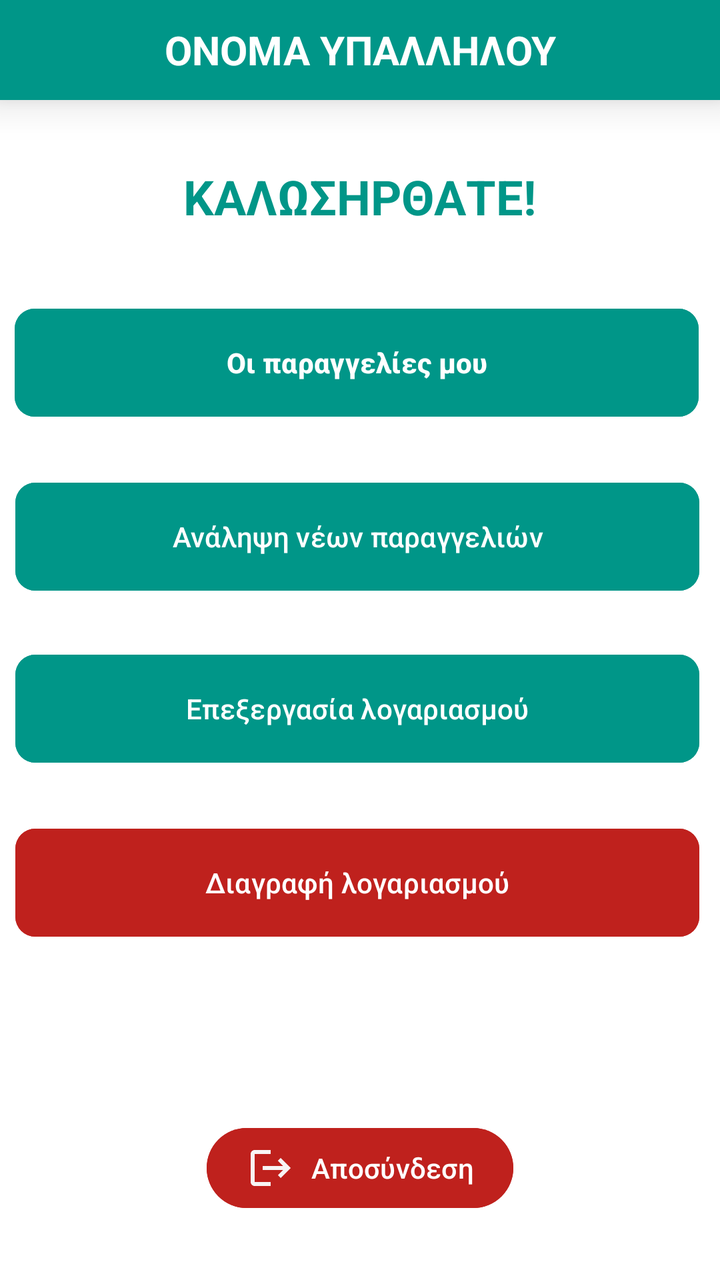
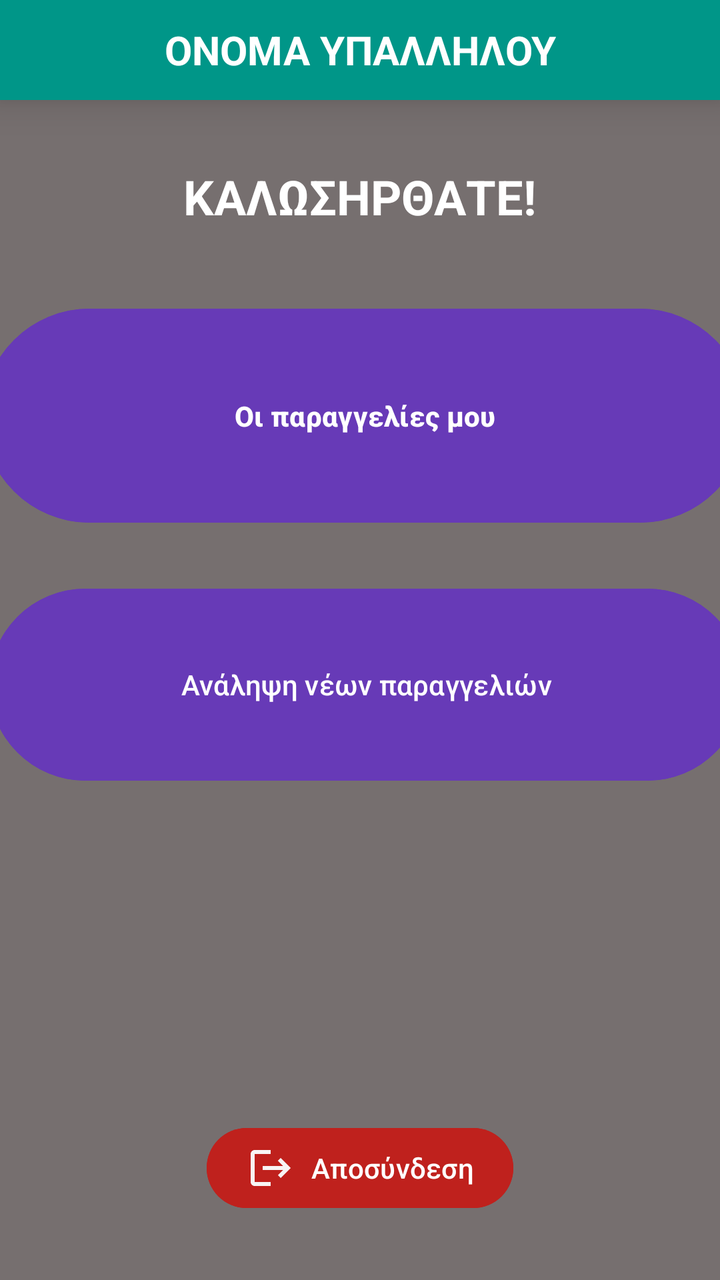

Compare the two renders of this Android layout. The source of the first and the diff that turns it into the second are given below.
<!-- AndroidManifest.xml: application theme Theme.Team21 -->
<!-- res/layout/activity_order_preparation_employee_menu.xml -->
<?xml version="1.0" encoding="utf-8"?>
<androidx.constraintlayout.widget.ConstraintLayout xmlns:android="http://schemas.android.com/apk/res/android"
    xmlns:app="http://schemas.android.com/apk/res-auto"
    xmlns:tools="http://schemas.android.com/tools"
    android:id="@+id/OrdPrepEmpMenu"
    android:layout_width="match_parent"
    android:layout_height="match_parent"
    android:background="#FFFFFF"
    tools:context=".view.employee.customerServiceEmployee.customerServiceEmployeeMenu.CustomerServiceMenuActivity">

    <TextView
        android:id="@+id/txtCustomerServiceEmployeeMenuName"
        android:layout_width="0dp"
        android:layout_height="50dp"
        android:background="#009688"
        android:elevation="12dp"
        android:gravity="center"
        android:text="ΟΝΟΜΑ ΥΠΑΛΛΗΛΟΥ"
        android:textColor="#FFFFFF"
        android:textSize="20sp"
        android:textStyle="bold"
        app:layout_constraintEnd_toEndOf="parent"
        app:layout_constraintStart_toStartOf="parent"
        app:layout_constraintTop_toTopOf="parent" />

    <TextView
        android:id="@+id/txtOrdPrepEmpMenuWelcomeMessage"
        android:layout_width="wrap_content"
        android:layout_height="wrap_content"
        android:layout_marginTop="32dp"
        android:text="ΚΑΛΩΣΗΡΘΑΤΕ!"
        android:textColor="#009688"
        android:textSize="24sp"
        android:textStyle="bold"
        app:layout_constraintEnd_toEndOf="parent"
        app:layout_constraintStart_toStartOf="parent"
        app:layout_constraintTop_toBottomOf="@+id/txtCustomerServiceEmployeeMenuName" />

    <Button
        android:id="@+id/btnOrdPrepEmpAssignedOrders"
        android:layout_width="342dp"
        android:layout_height="62dp"
        android:layout_marginTop="36dp"
        android:backgroundTint="#009688"
        android:text="Οι παραγγελίες μου"
        android:textStyle="bold"
        app:cornerRadius="10dp"
        app:layout_constraintEnd_toEndOf="parent"
        app:layout_constraintHorizontal_bias="0.413"
        app:layout_constraintStart_toStartOf="parent"
        app:layout_constraintTop_toBottomOf="@+id/txtOrdPrepEmpMenuWelcomeMessage" />

    <Button
        android:id="@+id/btnOrdPrepEmpAvailableOrdersToAssign"
        android:layout_width="342dp"
        android:layout_height="62dp"
        android:layout_marginTop="25dp"
        android:backgroundTint="#009688"
        android:text="Ανάληψη νέων παραγγελιών"
        app:cornerRadius="10dp"
        app:layout_constraintEnd_toEndOf="parent"
        app:layout_constraintHorizontal_bias="0.42"
        app:layout_constraintStart_toStartOf="parent"
        app:layout_constraintTop_toBottomOf="@+id/btnOrdPrepEmpAssignedOrders" />

    <Button
        android:id="@+id/btnOrdPrepEmpProcessAccount"
        android:layout_width="342dp"
        android:layout_height="62dp"
        android:layout_marginTop="24dp"
        android:backgroundTint="#009688"
        android:text="Επεξεργασία λογαριασμού"
        app:cornerRadius="10dp"
        app:layout_constraintEnd_toEndOf="parent"
        app:layout_constraintHorizontal_bias="0.42"
        app:layout_constraintStart_toStartOf="parent"
        app:layout_constraintTop_toBottomOf="@+id/btnOrdPrepEmpAvailableOrdersToAssign" />

    <Button
        android:id="@+id/btnOrdPrepEmpDeleteAccount"
        android:layout_width="342dp"
        android:layout_height="62dp"
        android:layout_marginTop="25dp"
        android:backgroundTint="#BF211D"
        android:text="Διαγραφή λογαριασμού"
        app:cornerRadius="10dp"
        app:layout_constraintEnd_toEndOf="parent"
        app:layout_constraintHorizontal_bias="0.42"
        app:layout_constraintStart_toStartOf="parent"
        app:layout_constraintTop_toBottomOf="@+id/btnOrdPrepEmpProcessAccount" />

    <Button
        android:id="@+id/btnCustomerServiceEmployeeMenuLogout"
        android:layout_width="wrap_content"
        android:layout_height="wrap_content"
        android:layout_marginBottom="32dp"
        android:backgroundTint="#BF211D"
        android:drawableLeft="@drawable/account_logout"
        android:elevation="8dp"
        android:paddingStart="20dp"
        android:paddingEnd="20dp"
        android:text="Αποσύνδεση"
        app:cornerRadius="20dp"
        app:layout_constraintBottom_toBottomOf="parent"
        app:layout_constraintEnd_toEndOf="parent"
        app:layout_constraintStart_toStartOf="parent" />

</androidx.constraintlayout.widget.ConstraintLayout>
<!-- resources referenced by this layout -->
<resources>
  <!-- drawable account_logout (drawable) -->
  <vector xmlns:android="http://schemas.android.com/apk/res/android" android:autoMirrored="true" android:height="24dp" android:tint="#F8F5F5" android:viewportHeight="24" android:viewportWidth="24" android:width="24dp">
        
      <path android:fillColor="@android:color/white" android:pathData="M17,7l-1.41,1.41L18.17,11H8v2h10.17l-2.58,2.58L17,17l5,-5zM4,5h8V3H4c-1.1,0 -2,0.9 -2,2v14c0,1.1 0.9,2 2,2h8v-2H4V5z"/>
      
  </vector>
  <style name="Theme.Team21" parent="Base.Theme.Team21" />
  <style name="Base.Theme.Team21" parent="Theme.Material3.DayNight.NoActionBar">
          
          
      </style>
</resources>

<!-- the commit's change to res/layout/activity_order_preparation_employee_menu.xml (unified diff, before → after) -->
@@ -5,8 +5,8 @@
     android:id="@+id/OrdPrepEmpMenu"
     android:layout_width="match_parent"
     android:layout_height="match_parent"
-    android:background="#FFFFFF"
-    tools:context=".view.employee.customerServiceEmployee.customerServiceEmployeeMenu.CustomerServiceMenuActivity">
+    android:background="#766F6F"
+    tools:context=".view.employee.customerServiceEmployee.customerServiceMenu.CustomerServiceMenuActivity">
 
     <TextView
         android:id="@+id/txtCustomerServiceEmployeeMenuName"
@@ -29,7 +29,7 @@
         android:layout_height="wrap_content"
         android:layout_marginTop="32dp"
         android:text="ΚΑΛΩΣΗΡΘΑΤΕ!"
-        android:textColor="#009688"
+        android:textColor="#FFFFFF"
         android:textSize="24sp"
         android:textStyle="bold"
         app:layout_constraintEnd_toEndOf="parent"
@@ -37,57 +37,30 @@
         app:layout_constraintTop_toBottomOf="@+id/txtCustomerServiceEmployeeMenuName" />
 
     <Button
-        android:id="@+id/btnOrdPrepEmpAssignedOrders"
-        android:layout_width="342dp"
-        android:layout_height="62dp"
+        android:id="@+id/btnCustomerServiceEmployeeMenuAssignedOrders"
+        android:layout_width="382dp"
+        android:layout_height="115dp"
         android:layout_marginTop="36dp"
-        android:backgroundTint="#009688"
+        android:backgroundTint="#673AB7"
         android:text="Οι παραγγελίες μου"
         android:textStyle="bold"
-        app:cornerRadius="10dp"
         app:layout_constraintEnd_toEndOf="parent"
         app:layout_constraintHorizontal_bias="0.413"
         app:layout_constraintStart_toStartOf="parent"
-        app:layout_constraintTop_toBottomOf="@+id/txtOrdPrepEmpMenuWelcomeMessage" />
+        app:layout_constraintTop_toBottomOf="@+id/txtOrdPrepEmpMenuWelcomeMessage"
+         />
 
     <Button
-        android:id="@+id/btnOrdPrepEmpAvailableOrdersToAssign"
-        android:layout_width="342dp"
-        android:layout_height="62dp"
+        android:id="@+id/btnOrdPrepEmpMenuAssignNewOrder"
+        android:layout_width="377dp"
+        android:layout_height="104dp"
         android:layout_marginTop="25dp"
-        android:backgroundTint="#009688"
+        android:backgroundTint="#673AB7"
         android:text="Ανάληψη νέων παραγγελιών"
-        app:cornerRadius="10dp"
         app:layout_constraintEnd_toEndOf="parent"
-        app:layout_constraintHorizontal_bias="0.42"
+        app:layout_constraintHorizontal_bias="0.352"
         app:layout_constraintStart_toStartOf="parent"
-        app:layout_constraintTop_toBottomOf="@+id/btnOrdPrepEmpAssignedOrders" />
-
-    <Button
-        android:id="@+id/btnOrdPrepEmpProcessAccount"
-        android:layout_width="342dp"
-        android:layout_height="62dp"
-        android:layout_marginTop="24dp"
-        android:backgroundTint="#009688"
-        android:text="Επεξεργασία λογαριασμού"
-        app:cornerRadius="10dp"
-        app:layout_constraintEnd_toEndOf="parent"
-        app:layout_constraintHorizontal_bias="0.42"
-        app:layout_constraintStart_toStartOf="parent"
-        app:layout_constraintTop_toBottomOf="@+id/btnOrdPrepEmpAvailableOrdersToAssign" />
-
-    <Button
-        android:id="@+id/btnOrdPrepEmpDeleteAccount"
-        android:layout_width="342dp"
-        android:layout_height="62dp"
-        android:layout_marginTop="25dp"
-        android:backgroundTint="#BF211D"
-        android:text="Διαγραφή λογαριασμού"
-        app:cornerRadius="10dp"
-        app:layout_constraintEnd_toEndOf="parent"
-        app:layout_constraintHorizontal_bias="0.42"
-        app:layout_constraintStart_toStartOf="parent"
-        app:layout_constraintTop_toBottomOf="@+id/btnOrdPrepEmpProcessAccount" />
+        app:layout_constraintTop_toBottomOf="@+id/btnCustomerServiceEmployeeMenuAssignedOrders" />
 
     <Button
         android:id="@+id/btnCustomerServiceEmployeeMenuLogout"
